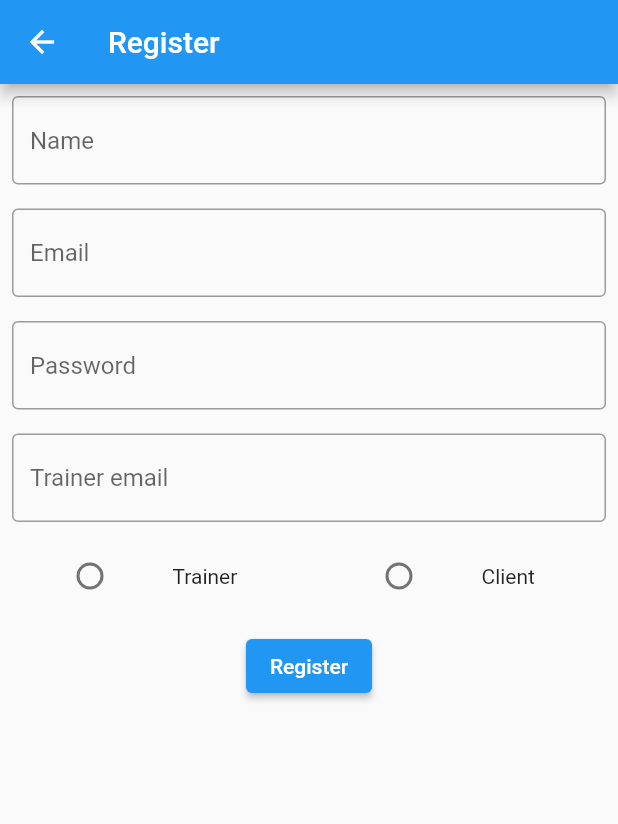
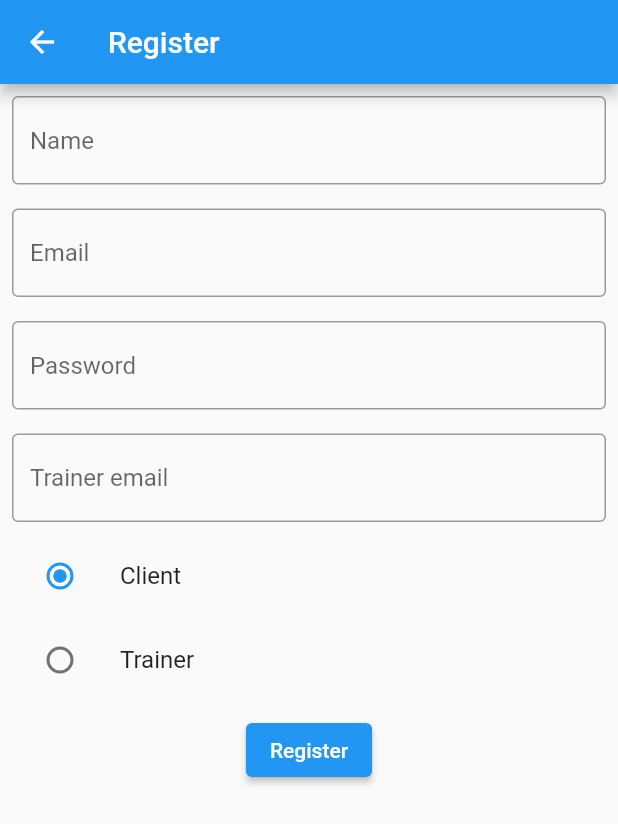
Before and after one commit to PiotrKlis/personal-trainer, a Flutter app: the RegisterScreen screen opened directly, on a phone screen of 412 x 824 dp. Shown: the top 824 px of the screen. Run offline on Flutter 3.47's test engine with Material 2 defaults, Android fonts, the phone set to English and light mode, and no system bars; our stand-ins replace form_field_validator; missing offline and left inert: flutter_email_sender.

Commit message:
added client/trainer radio button & visibility of trainer email handling

```diff
--- a/lib/register_screen.dart
+++ b/lib/register_screen.dart
@@ -1,3 +1,4 @@
+import 'package:flutter/foundation.dart';
 import 'package:flutter/material.dart';
 import 'package:form_field_validator/form_field_validator.dart';
 
@@ -21,7 +22,7 @@ class RegisterForm extends StatefulWidget {
 
 class _RegisterFormState extends State<RegisterForm> {
   final _formKey = GlobalKey<FormState>();
-  UserType _userType = UserType.client;
+  UserType? _userType = UserType.Client;
 
   @override
   Widget build(BuildContext context) {
@@ -53,13 +54,15 @@ class _RegisterFormState extends State<RegisterForm> {
             child: TextFormField(
               obscureText: true,
               validator: MinLengthValidator(6,
-                  errorText: "Password should be atleast 6 characters"),
+                  errorText: "Password should be at least 6 characters"),
               decoration: InputDecoration(
                   border: OutlineInputBorder(), hintText: 'Password'),
             ),
           ),
           Padding(
             padding: const EdgeInsets.all(8.0),
+            child: Visibility(
+              visible: _userType == UserType.Client,
               child: TextFormField(
                 validator: MultiValidator([
                   EmailValidator(errorText: "Enter valid email"),
@@ -71,25 +74,30 @@ class _RegisterFormState extends State<RegisterForm> {
                 ),
               ),
             ),
-          Row(
-            children: [
-              SizedBox(width: 24),
-              Expanded(
-                child: RadioListTile(
-                    value: 'Trainer',
+          ),
+          ListTile(
+            title: Text('${describeEnum(UserType.Client)}'),
+            leading: Radio<UserType>(
+              value: UserType.Client,
               groupValue: _userType,
-                    onChanged: (Object? value) {}),
+              onChanged: (UserType? value) {
+                setState(() {
+                  _userType = value;
+                });
+              },
             ),
-              Expanded(child: Text('Trainer')),
-              SizedBox(width: 24),
-              Expanded(
-                child: RadioListTile(
-                    value: 'Trainer',
+          ),
+          ListTile(
+            title: Text('${describeEnum(UserType.Trainer)}'),
+            leading: Radio<UserType>(
+              value: UserType.Trainer,
               groupValue: _userType,
-                    onChanged: (Object? value) {}),
+              onChanged: (UserType? value) {
+                setState(() {
+                  _userType = value;
+                });
+              },
             ),
-              Expanded(child: Text('Client')),
-            ],
           ),
           Padding(
             padding: const EdgeInsets.all(8.0),
@@ -112,4 +120,4 @@ class _RegisterFormState extends State<RegisterForm> {
   }
 }
 
-enum UserType { trainer, client }
+enum UserType { Trainer, Client }
```
Lines whose indentation alone changed are shown as unchanged.
